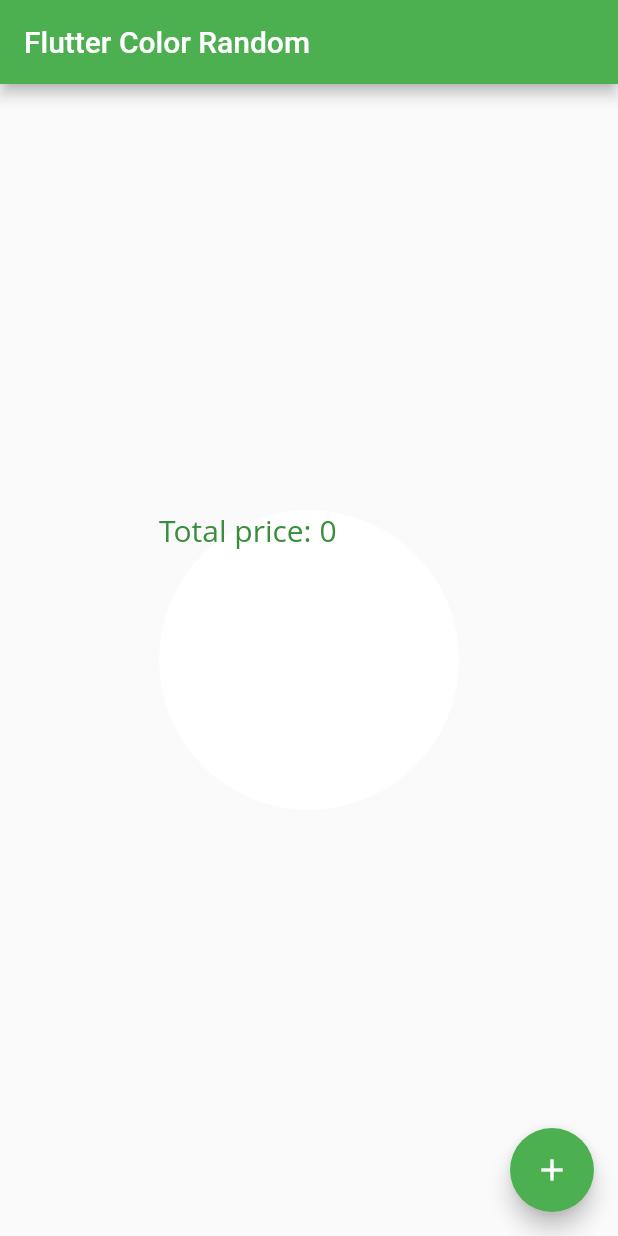
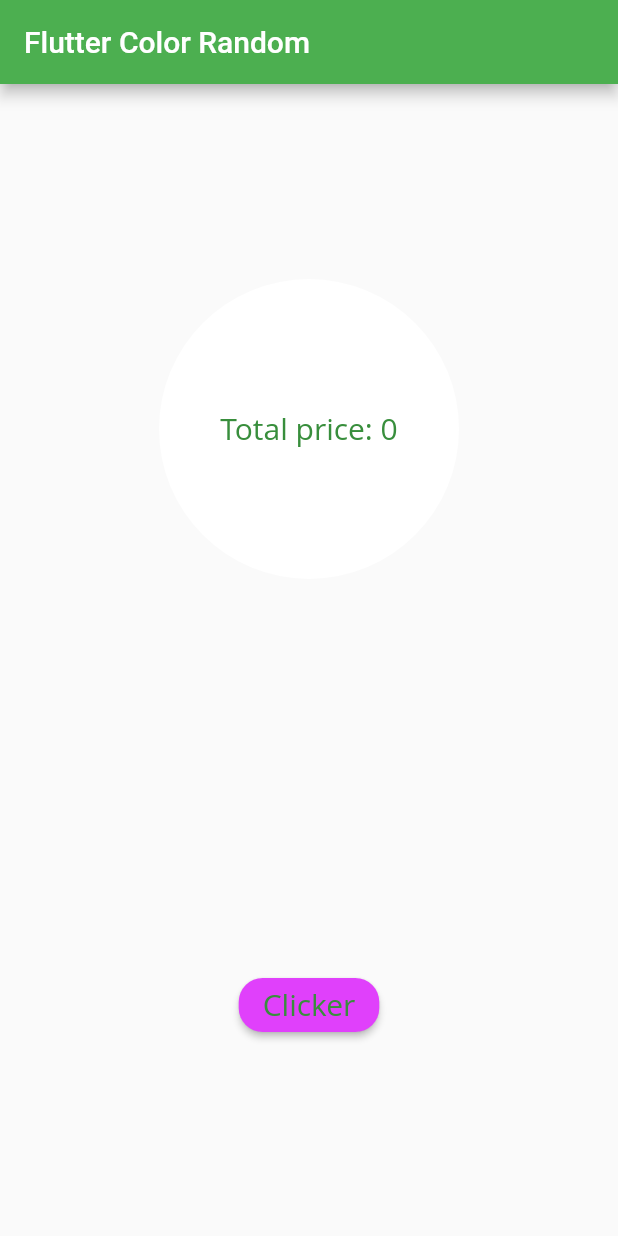
Before and after one commit to Rekrutiv/first_flutter, a Flutter app: the screen it shows after launch, on a phone screen of 412 x 824 dp. Run offline on Flutter 3.47's test engine with Material 2 defaults, Android fonts, the phone set to English and light mode, and no system bars; Roboto replaces fonts that are missing (Open Sans).

Commit message:
front end basic

```diff
--- a/lib/main.dart
+++ b/lib/main.dart
@@ -3,7 +3,6 @@ import 'package:flutter/material.dart';
 import 'package:provider/provider.dart';
 import 'package:first_flutter_app/ColorProvider.dart';
 import 'ColorRandom.dart';
-
 
 void main() => runApp(new MyApp());
 
@@ -19,7 +18,7 @@ class MyApp extends StatelessWidget {
       home: MultiProvider(providers: [
         ChangeNotifierProvider(create: (_) => ColorProvider()),
         ChangeNotifierProvider(create: (_) => ColorRandom())
-      ], child: new MyHomePage(title: 'Flutter Color Random')),
+      ], child: MyHomePage(title: 'Flutter Color Random')),
     );
   }
 }
@@ -47,7 +46,8 @@ class MyHomePage extends StatelessWidget {
   Widget build(BuildContext context) {
     final counterClick = Provider.of<ColorProvider>(context, listen: false);
     final random = Provider.of<ColorRandom>(context, listen: false);
-    return Scaffold(
+    return SafeArea(
+      child: Scaffold(
         appBar: AppBar(
           title: Text(title),
         ),
@@ -58,14 +58,31 @@ class MyHomePage extends StatelessWidget {
               currentColor = colors[random.indexColor];
             },
             child: Center(
-            child: MainWidget(currentColor: currentColor, counterClick: counterClick),
+              child: Column(
+                  mainAxisAlignment: MainAxisAlignment.spaceAround,
+                  crossAxisAlignment: CrossAxisAlignment.center,
+                  children: <Widget>[
+                    MainWidget(
+                        currentColor: currentColor, counterClick: counterClick),
+                    RaisedButton(
+                      child: Text('Clicker',
+                          style: TextStyle(
+                              color: Colors.green[700],
+                              fontWeight: FontWeight.w500,
+                              fontFamily: 'Open Sans',
+                              fontSize: 20)),
+                      color: Colors.purpleAccent,
+                      shape: RoundedRectangleBorder(
+                          borderRadius:
+                              BorderRadius.all(Radius.circular(16.0))),
+                      onPressed: counterClick.increment,
+                    ),
+                  ]),
             ),
           ),
         ),
-      floatingActionButton: FloatingActionButton(
-        onPressed: counterClick.increment,
-        tooltip: 'Increment',
-        child: Icon(Icons.add),
+
+//
       ),
     );
   }
--- a/lib/widget/MainWidget.dart
+++ b/lib/widget/MainWidget.dart
@@ -16,7 +16,8 @@ class  MainWidget extends StatelessWidget {
 
   @override
   Widget build(BuildContext context) {
-    return Container(
+    return AnimatedContainer(
+      duration: Duration (seconds: 1),
       width: 200,
       height: 200,
       decoration:
@@ -24,7 +25,8 @@ class  MainWidget extends StatelessWidget {
       ),
 
       child: Consumer<ColorProvider>(
-        builder: (_, colorProvider, __) => Text(
+        builder: (_, colorProvider, __) => Center(
+          child: Text(
               "Total price: ${counterClick.mainText}",
               style: TextStyle(
                   color: Colors.green[700],
@@ -32,6 +34,7 @@ class  MainWidget extends StatelessWidget {
                   fontFamily: 'Open Sans',
                   fontSize: 20)),
         ),
+      ),
     );
   }
 }
```
Lines whose indentation alone changed are shown as unchanged.
